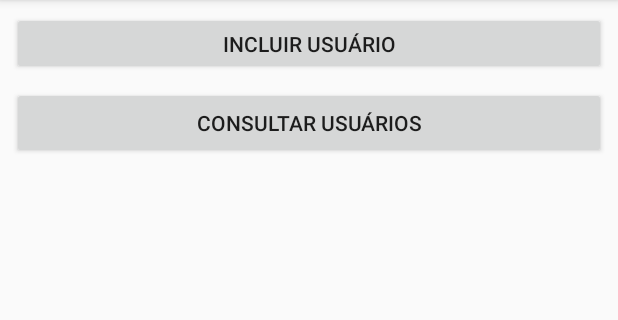
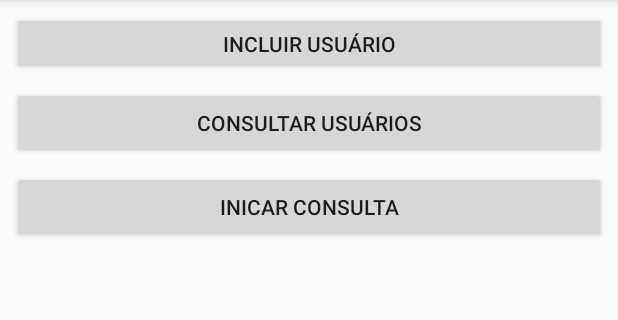
Before and after one commit to lucastadeu50/MyApplication, an Android app: the screen it shows after launch (MainActivity), on a phone screen of 412 x 824 dp, the part 84-404 px from its top. Run offline under Robolectric (Android 15) with nearby library versions, the phone set to English and light mode, and no system bars.

Commit message:
iiciar consulta

```diff
--- a/app/src/main/AndroidManifest.xml
+++ b/app/src/main/AndroidManifest.xml
@@ -1,7 +1,6 @@
 <?xml version="1.0" encoding="utf-8"?>
 <manifest xmlns:android="http://schemas.android.com/apk/res/android"
     package="com.example.dimasjose.myapplication">
-
 
     <uses-permission android:name="android.permission.RECORD_AUDIO" />
     <uses-permission android:name="android.permission.WRITE_EXTERNAL_STORAGE" />
@@ -23,7 +22,8 @@
         </activity>
         <activity android:name=".control.ConsultaActivity" />
         <activity android:name=".control.CadastroActivity" />
-        <activity android:name=".control.EdicaoActivity"></activity>
+        <activity android:name=".control.EdicaoActivity" />
+        <activity android:name=".control.InicarConsultaActivity"></activity>
     </application>
 
 </manifest>
--- a/app/src/main/java/com/example/dimasjose/myapplication/control/MainActivity.java
+++ b/app/src/main/java/com/example/dimasjose/myapplication/control/MainActivity.java
@@ -4,7 +4,6 @@ import android.Manifest;
 import android.content.Intent;
 import android.content.pm.PackageManager;
 import android.support.v4.app.ActivityCompat;
-import android.support.v4.content.ContextCompat;
 import android.support.v7.app.AppCompatActivity;
 import android.os.Bundle;
 import android.view.View;
@@ -12,12 +11,12 @@ import android.widget.Button;
 import android.widget.Toast;
 
 import com.example.dimasjose.myapplication.R;
-//TESTE
 
 public class MainActivity extends AppCompatActivity {
 
     private Button buttonConsultar; //decclara os botões
     private Button buttonIncluir;
+    private Button buttonInicarConsulta;
 
     @Override
     protected void onCreate(Bundle savedInstanceState) {
@@ -26,18 +25,14 @@ public class MainActivity extends AppCompatActivity {
 
         buttonConsultar = (Button)findViewById(R.id.buttonConsultar); // faz a ligaçao entre o botao no XML e o codigo que determinará sua ação
         buttonIncluir = (Button)findViewById(R.id.buttonIncluir);
-
+        buttonInicarConsulta = findViewById(R.id.buttonIniciarConsulta);
 
 
         ActivityCompat.requestPermissions(MainActivity.this,
                 new String[]{Manifest.permission.READ_EXTERNAL_STORAGE,
                              Manifest.permission.WRITE_EXTERNAL_STORAGE,
                              Manifest.permission.RECORD_AUDIO},
-
                 1);
-
-
-
 
 
         //        buttonIncluir.setOnClickListener(new View.OnClickListener() {
@@ -56,6 +51,13 @@ public class MainActivity extends AppCompatActivity {
             @Override
             public void onClick(View v) {
                 Intent intent = new Intent(MainActivity.this,ConsultaActivity.class);//abre a tela de consulta
+                startActivity(intent);
+            }
+        });
+        buttonInicarConsulta.setOnClickListener(new View.OnClickListener() {
+            @Override
+            public void onClick(View v) {
+                Intent intent = new Intent(MainActivity.this,InicarConsultaActivity.class);
                 startActivity(intent);
             }
         });
--- a/app/src/main/res/layout/activity_main.xml
+++ b/app/src/main/res/layout/activity_main.xml
@@ -31,5 +31,17 @@
         app:layout_constraintRight_toRightOf="parent"
         app:layout_constraintTop_toBottomOf="@+id/buttonIncluir" />
 
+    <Button
+        android:id="@+id/buttonIniciarConsulta"
+        android:layout_width="0dp"
+        android:layout_height="wrap_content"
+        android:layout_marginLeft="8dp"
+        android:layout_marginRight="8dp"
+        android:layout_marginTop="8dp"
+        android:text="Inicar Consulta"
+        app:layout_constraintLeft_toLeftOf="parent"
+        app:layout_constraintRight_toRightOf="parent"
+        app:layout_constraintTop_toBottomOf="@+id/buttonConsultar" />
+
 
 </android.support.constraint.ConstraintLayout>
```
Also changed, not shown: app/src/main/java/com/example/dimasjose/myapplication/adapter/ListViewAdapterIniciarConsulta.java (added, +41 -0 lines), app/src/main/res/layout/activity_inicar_consulta.xml (added, +21 -0 lines), app/src/main/res/layout/adapter_iniciarconsulta.xml (added, +19 -0 lines), app/src/main/res/menu/menu_iniciarconsulta.xml (added, +9 -0 lines).
